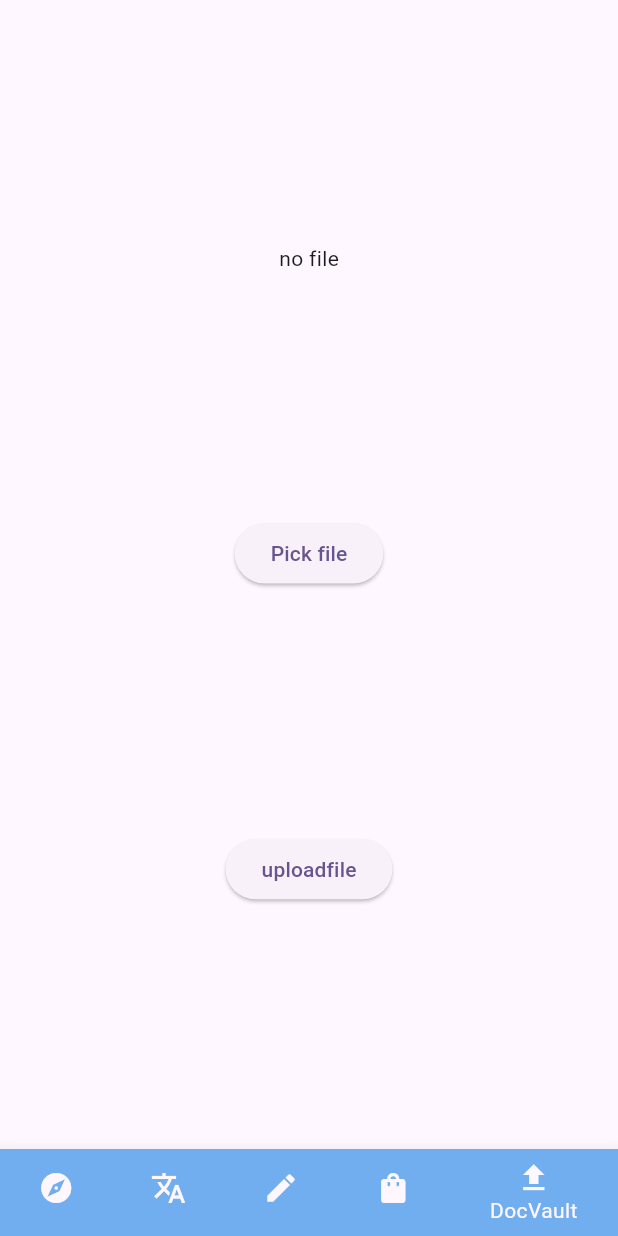
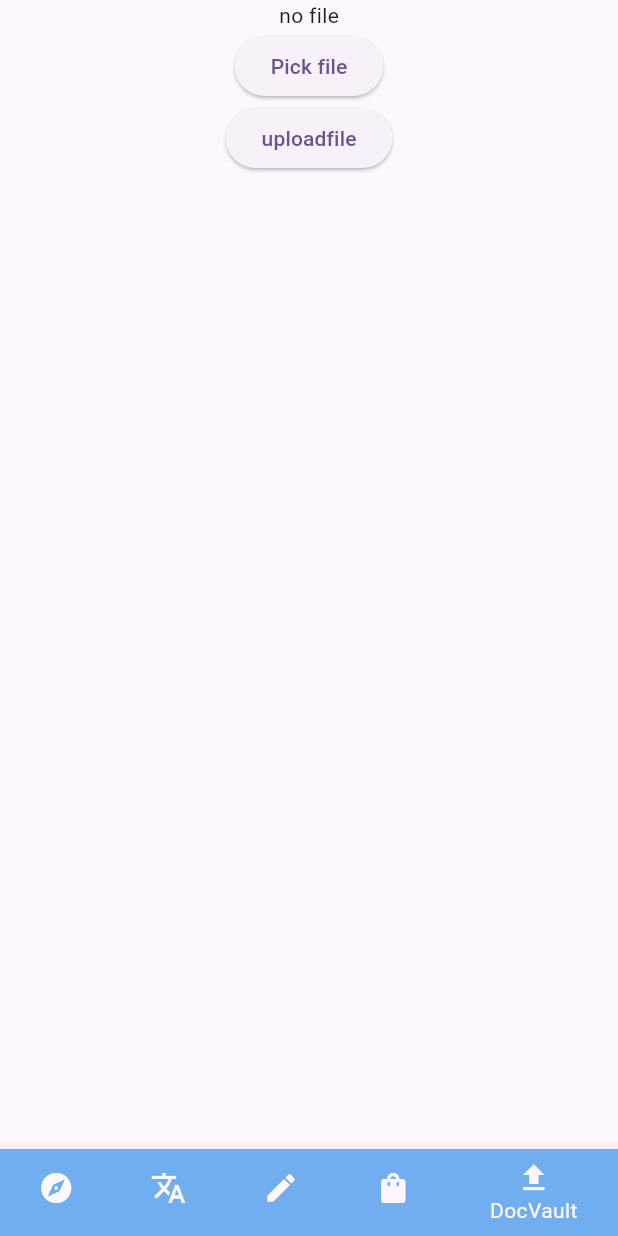
Before and after one commit to abhidnya04/TripMate, a Flutter app: the screen it shows after launch, item 5 of the bottom bar chosen, after a tap on "uploadfile", on a phone screen of 412 x 824 dp. Run offline on Flutter 3.47's test engine with Material 3 defaults, Android fonts, the phone set to English and light mode, and no system bars; our stand-ins replace image_picker, supabase_flutter; accounts and stored records are empty.

Commit message:
add supabase integration with bucket name changes

```diff
--- a/lib/pages/upload_docs.dart
+++ b/lib/pages/upload_docs.dart
@@ -38,7 +38,7 @@ class _UploadPageState extends State<UploadPage> {
 
     await Supabase.instance.client.storage
         // TO
-        .from('images')
+        .from('Documents')
         .upload(path, _imagefile!)
         .then((value) => ScaffoldMessenger.of(context)
             .showSnackBar(SnackBar(content: Text('succesful'))));
@@ -47,7 +47,8 @@ class _UploadPageState extends State<UploadPage> {
   @override
   Widget build(BuildContext context) {
     return Scaffold(
-      body: Center(
+      body: SingleChildScrollView(
+        child: Center(
           child: Expanded(
             child: Column(
               mainAxisAlignment: MainAxisAlignment.spaceEvenly,
@@ -64,6 +65,7 @@ class _UploadPageState extends State<UploadPage> {
             ),
           ),
         ),
+      ),
     );
   }
 }
```
Lines whose indentation alone changed are shown as unchanged.
